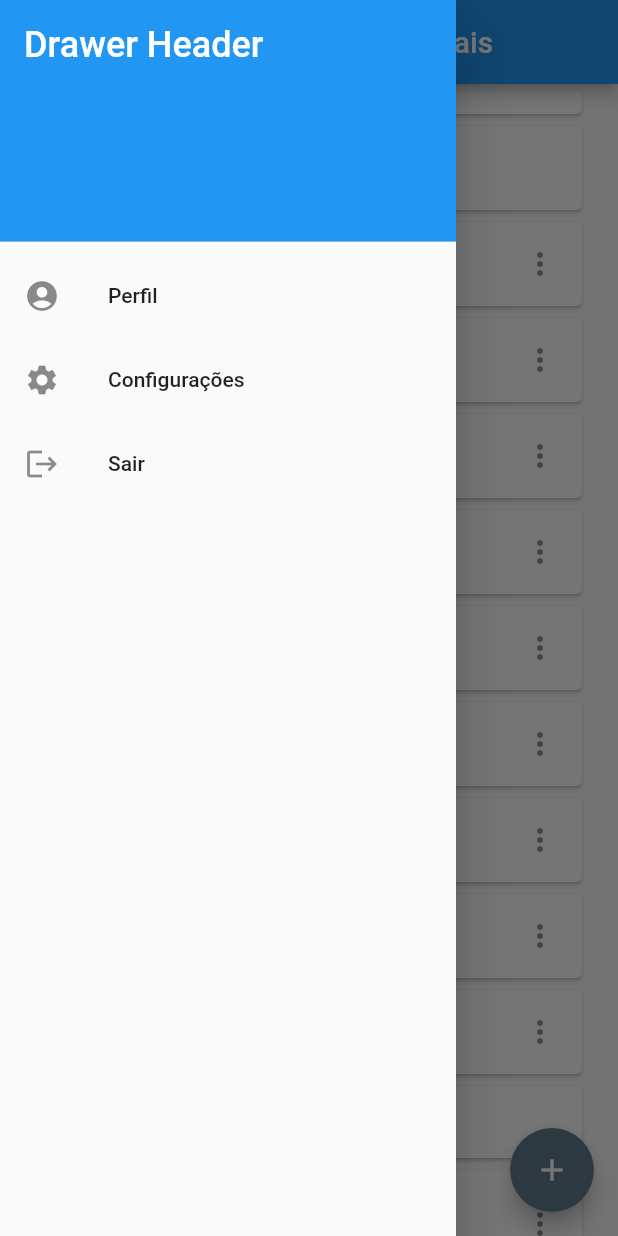
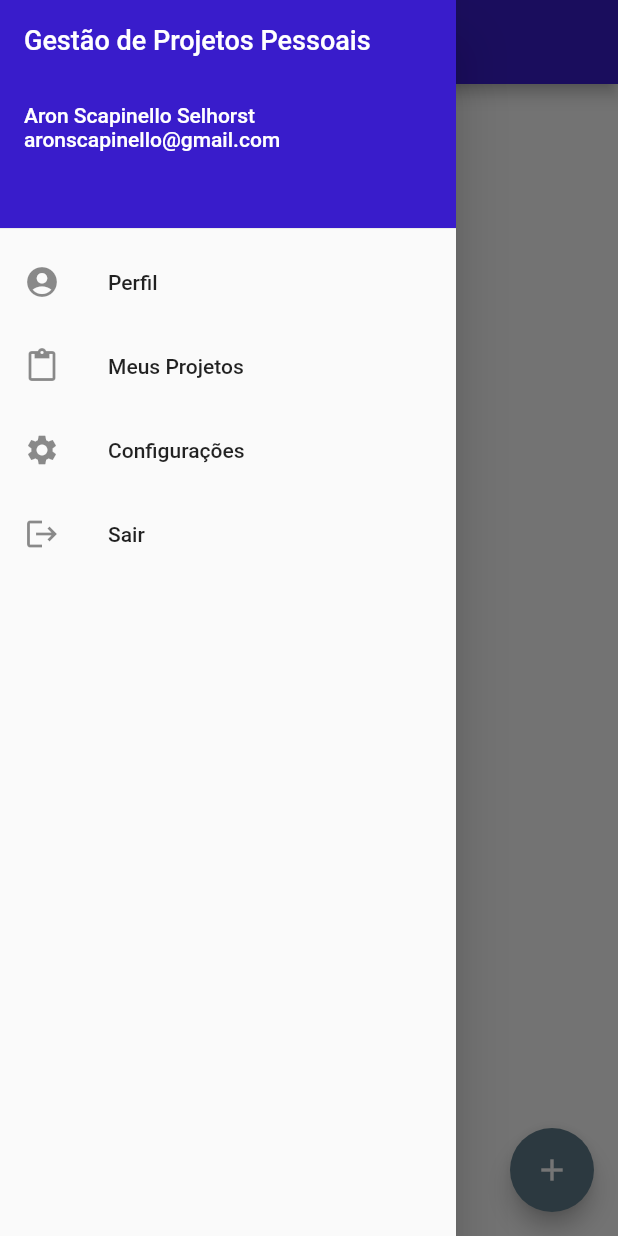
Before and after one commit to AronScap/projetos-flutter, a Flutter app: the screen it shows after launch, with the side drawer open, on a phone screen of 412 x 824 dp. Run offline on Flutter 3.47's test engine with Material 2 defaults, Android fonts, the light colour scheme and no system bars.

Commit message:
06-11-2020

```diff
--- /dev/null
+++ b/gestao_projetos/lib/HomePage.dart
@@ -0,0 +1,166 @@
+import 'package:flutter/material.dart';
+
+class HomePage extends StatefulWidget {
+  @override
+  _HomePageState createState() => _HomePageState();
+}
+
+class _HomePageState extends State<HomePage> {
+
+  void _updateitems (int oldIndex,int  newIndex){
+    setState(() {
+      if(newIndex > oldIndex)newIndex-=1;
+      var x = items.removeAt(oldIndex);
+      items.insert(newIndex,x);
+    });
+  }
+  List items = [];
+
+  @override
+  Widget build(BuildContext context) {
+
+    return Scaffold(
+      appBar: AppBar(
+        title: Text("Meus Projetos"),
+        backgroundColor: Color(0xff391ccb),
+      ),
+      drawer: Drawer(
+        child: ListView(
+          padding: EdgeInsets.zero,
+          children: <Widget>[
+            SizedBox(
+              height: 160.0,
+              child: DrawerHeader(
+                decoration: BoxDecoration(
+                  color: Color(0xff391ccb),
+                ),
+                child: Row(
+                  children: [
+                    Flexible(
+                      child: Column(
+                        crossAxisAlignment: CrossAxisAlignment.start,
+                        children: <Widget>[
+                          Text(
+                            "Gestão de Projetos Pessoais",
+                            style: TextStyle(
+                              color: Colors.white,
+                              fontSize: 18,
+                            ),
+                          ),
+                          Container(
+                            padding: EdgeInsets.only(top:32),
+                            child:Text(
+                              'Aron Scapinello Selhorst',
+                              overflow: TextOverflow.ellipsis,
+                              style: TextStyle(
+                                color: Colors.white,
+                                fontSize: 14,
+                              ),
+                            )
+                          ),
+                          Container(child:Text(
+                            'aronscapinello@gmail.com',
+                            overflow: TextOverflow.ellipsis,
+                            style: TextStyle(
+                              color: Colors.white,
+                              fontSize: 14,
+                            ),
+                          )),
+                        ],
+                      ),
+                    ),
+                  ],
+                ),
+              )
+            ),
+            ListTile(
+              leading: Icon(Icons.account_circle),
+              title: Text('Perfil'),
+              onTap: () {
+                Navigator.pop(context);
+              },
+            ),
+            ListTile(
+              leading: Icon(Icons.content_paste_outlined),
+              title: Text('Meus Projetos'),
+              onTap: () {
+                Navigator.pop(context);
+              },
+            ),
+            ListTile(
+              leading: Icon(Icons.settings),
+              title: Text('Configurações'),
+              onTap: () {
+                Navigator.pop(context);
+              },
+            ),
+            ListTile(
+              leading: Icon(Icons.logout),
+              title: Text('Sair'),
+              onTap: () {
+                Navigator.pop(context);
+              },
+            ),
+          ],
+        ),
+      ),
+      floatingActionButton: FloatingActionButton(
+        onPressed: () {
+          return showDialog(context: context, child:
+            AlertDialog(
+              title: Text("Insira o nome do seu projeto."),
+              content: TextField(
+                decoration: InputDecoration(
+                  labelText: "Nome do projeto:",
+                ),
+                onChanged: (text){
+                  print(text);
+                },
+              ),
+              actions: [
+                FlatButton(
+                  onPressed: (){Navigator.pop(context);},
+                  child: Text("Cancelar")
+                ),
+                FlatButton(
+                  onPressed: (){
+
+                  },
+                  child: Text("Salvar")
+                )
+              ],
+            ),
+          );
+        },
+        child: Icon(Icons.add),
+        backgroundColor: Colors.blueGrey,
+      ),
+      body: Padding(
+        padding: EdgeInsets.only(left: 10,right: 10),
+        child: items.length > 0 ? ReorderableListView(
+          children: items.map((index){
+            return Card(
+              key: ObjectKey(index),
+              child: ListTile(
+                key: ObjectKey(index),
+                leading: Icon(Icons.content_paste),
+                title: Text('One-line with leading widget'),
+                subtitle: Text("Projeto ${index}"),
+                trailing: Icon(Icons.electric_moped_sharp),
+              )
+            );
+          }).toList(),
+          onReorder: _updateitems,
+        ) : Container(
+          padding: EdgeInsets.only(top: 20),
+          child:Center(
+            child: Text(
+              "Nenhum projeto criado ainda!",
+              textAlign: TextAlign.center,
+            )
+          )
+        ),
+      ),
+    );
+  }
+}
--- a/gestao_projetos/lib/main.dart
+++ b/gestao_projetos/lib/main.dart
@@ -1,179 +1,9 @@
 import 'package:flutter/material.dart';
+import 'package:gestao_projetos/HomePage.dart';
 
 void main() {
   runApp(MaterialApp(
     debugShowCheckedModeBanner: false,
-    home: Login(),
+    home: HomePage(),
   ));
 }
-
-class Login extends StatefulWidget {
-  @override
-  _LoginState createState() => _LoginState();
-}
-
-class _LoginState extends State<Login> {
-  @override
-  Widget build(BuildContext context) {
-    return Scaffold(
-      appBar: AppBar(
-        title: Text("Gestão de Projetos Pessoais"),
-      ),
-      drawer: Drawer(
-        child: ListView(
-          padding: EdgeInsets.zero,
-          children: <Widget>[
-            DrawerHeader(
-              decoration: BoxDecoration(
-                color: Colors.blue,
-              ),
-              child: Text(
-                'Drawer Header',
-                style: TextStyle(
-                  color: Colors.white,
-                  fontSize: 24,
-                ),
-              ),
-            ),
-            ListTile(
-              leading: Icon(Icons.account_circle),
-              title: Text('Perfil'),
-              onTap: () {
-                Navigator.pop(context);
-              },
-            ),
-            ListTile(
-              leading: Icon(Icons.settings),
-              title: Text('Configurações'),
-              onTap: () {
-                Navigator.pop(context);
-              },
-            ),
-            ListTile(
-              leading: Icon(Icons.logout),
-              title: Text('Sair'),
-              onTap: () {
-                Navigator.pop(context);
-              },
-            ),
-          ],
-        ),
-      ),
-      floatingActionButton: FloatingActionButton(
-        onPressed: () {
-
-        },
-        child: Icon(Icons.add),
-        backgroundColor: Colors.blueGrey,
-      ),
-      body: Padding(
-        padding: EdgeInsets.only(left: 20,right: 20),
-        child: ListView(
-
-          children: <Widget>[
-            Card(
-              child: Row(
-                children: [
-                  Text("asasdasdsa")
-                ],
-              )
-            ),
-            Card(
-              child: ListTile(
-                leading: FlutterLogo(),
-                title: Text('One-line with leading widget'),
-              ),
-            ),
-            Card(
-              child: ListTile(
-                title: Text('One-line with trailing widget'),
-                trailing: Icon(Icons.more_vert),
-              ),
-            ),
-            Card(
-              child: ListTile(
-                leading: FlutterLogo(),
-                title: Text('One-line with both widgets'),
-                trailing: Icon(Icons.more_vert),
-              ),
-            ),
-            Card(
-              child: ListTile(
-                leading: FlutterLogo(),
-                title: Text('One-line with both widgets'),
-                trailing: Icon(Icons.more_vert),
-              ),
-            ),
-            Card(
-              child: ListTile(
-                leading: FlutterLogo(),
-                title: Text('One-line with both widgets'),
-                trailing: Icon(Icons.more_vert),
-              ),
-            ),
-            Card(
-              child: ListTile(
-                leading: FlutterLogo(),
-                title: Text('One-line with both widgets'),
-                trailing: Icon(Icons.more_vert),
-              ),
-            ),
-            Card(
-              child: ListTile(
-                leading: FlutterLogo(),
-                title: Text('One-line with both widgets'),
-                trailing: Icon(Icons.more_vert),
-              ),
-            ),
-            Card(
-              child: ListTile(
-                leading: FlutterLogo(),
-                title: Text('One-line with both widgets'),
-                trailing: Icon(Icons.more_vert),
-              ),
-            ),
-            Card(
-              child: ListTile(
-                leading: FlutterLogo(),
-                title: Text('One-line with both widgets'),
-                trailing: Icon(Icons.more_vert),
-              ),
-            ),
-            Card(
-              child: ListTile(
-                leading: FlutterLogo(),
-                title: Text('One-line with both widgets'),
-                trailing: Icon(Icons.more_vert),
-              ),
-            ),
-            Card(
-              child: ListTile(
-                title: Text('One-line dense ListTile'),
-                dense: true,
-              ),
-            ),
-            Card(
-              child: ListTile(
-                leading: FlutterLogo(size: 56.0),
-                title: Text('Two-line ListTile'),
-                subtitle: Text('Here is a second line'),
-                trailing: Icon(Icons.more_vert),
-              ),
-            ),
-            Card(
-              child: ListTile(
-                leading: FlutterLogo(size: 72.0),
-                title: Text('Three-line ListTile'),
-                subtitle: Text(
-                  'A sufficiently long subtitle warrants three lines.'
-                ),
-                trailing: Icon(Icons.more_vert),
-                isThreeLine: true,
-              ),
-            ),
-          ],
-        ),
-      ),
-    );
-  }
-}
```
